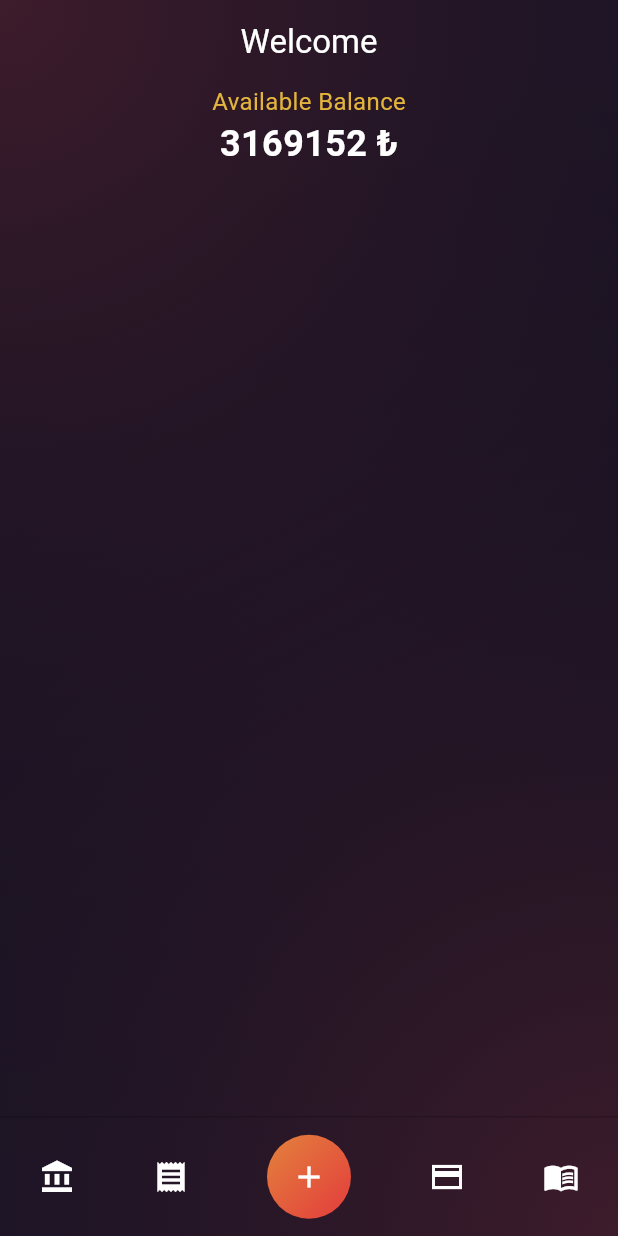
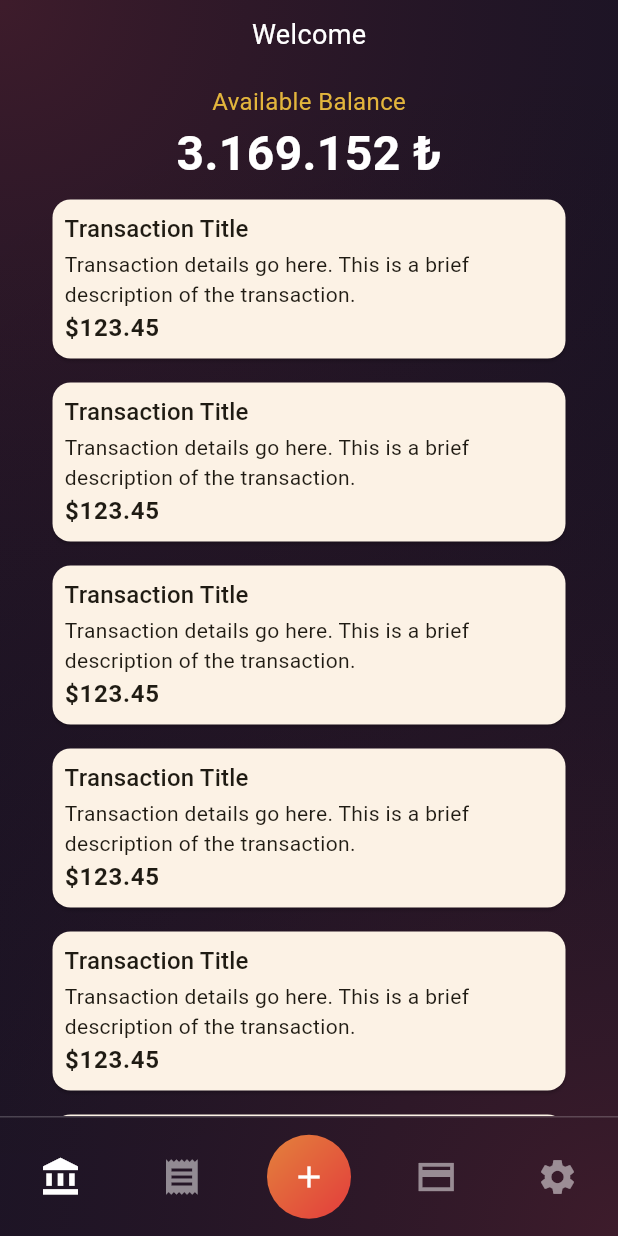
Before and after one commit to Mydraneth/ButceAkintisi, a Flutter app: the screen it shows after launch, on a phone screen of 412 x 824 dp. Run offline on Flutter 3.47's test engine with Material 3 defaults, Android fonts, the phone set to English and light mode, and no system bars; our stand-ins replace flutter_riverpod, go_router, riverpod_annotation, shared_preferences; accounts and stored records are empty; generated files the repository leaves out were written again.

Commit message:
transactioncard ve botnavbar tamam

```diff
--- a/lib/core/components/bottom_appbar.dart
+++ b/lib/core/components/bottom_appbar.dart
@@ -2,7 +2,15 @@ import 'package:butceakintisi/core/components/floating_action_button.dart';
 import 'package:flutter/material.dart';
 
 class CustomBottomAppBar extends StatelessWidget {
-  const CustomBottomAppBar({super.key});
+  // EKLENDİ: Hangi sekmede olduğumuzu ve tıklama olayını dışarıdan alıyoruz.
+  final int selectedIndex;
+  final Function(int) onItemTapped;
+
+  const CustomBottomAppBar({
+    super.key,
+    required this.selectedIndex,
+    required this.onItemTapped,
+  });
 
   @override
   Widget build(BuildContext context) {
@@ -16,24 +24,43 @@ class CustomBottomAppBar extends StatelessWidget {
         decoration: BoxDecoration(
           border: Border(
             top: BorderSide(
-              color: const Color.fromARGB(255, 0, 0, 0).withValues(alpha: 0.2),
+              color: const Color.fromARGB(255, 255, 255, 255)
+                  .withValues(alpha: 0.2),
               width: 1.0,
             ),
           ),
         ),
-        child: const Row(
+        child: Row(
           mainAxisAlignment: MainAxisAlignment.spaceAround,
           children: [
-            Icon(Icons.account_balance, color: Colors.white),
-            Icon(Icons.receipt, color: Colors.white),
-            CustomFloatingActionButton(
+            _buildNavItem(Icons.account_balance, 0), // Home
+            _buildNavItem(Icons.receipt, 1), // Transactions
+
+            // ORTA BUTON (Ekleme)
+            // Genelde bu ayrı bir modal açar, o yüzden index mantığının dışında tutabiliriz
+            // veya özel bir logic ekleyebiliriz. Şimdilik pasif bırakıyorum.
+            const CustomFloatingActionButton(
                 child: Icon(Icons.add, color: Colors.white)),
-            Icon(Icons.credit_card_sharp, color: Colors.white),
-            Icon(Icons.menu_book, color: Colors.white),
+
+            _buildNavItem(Icons.credit_card_sharp, 2), // Accounts
+            _buildNavItem(Icons.settings, 3), // Settings
           ],
-          // line at the top of bottom app bar
         ),
       ),
     );
   }
+
+  // Kod tekrarını önlemek için küçük bir yardımcı metod
+  Widget _buildNavItem(IconData icon, int index) {
+    final isSelected = selectedIndex == index;
+    return IconButton(
+      onPressed: () => onItemTapped(index),
+      icon: Icon(
+        icon,
+        // Seçiliyse beyaz, değilse biraz soluk yapalım
+        color: isSelected ? Colors.white : Colors.white.withValues(alpha: 0.5),
+        size: 28,
+      ),
+    );
+  }
 }
--- /dev/null
+++ b/lib/core/components/transaction_card.dart
@@ -0,0 +1,34 @@
+import 'package:flutter/material.dart';
+
+class TransactionCard extends StatelessWidget {
+  const TransactionCard({super.key});
+
+  @override
+  Widget build(BuildContext context) {
+    return Card(
+      margin: const EdgeInsets.symmetric(horizontal: 35, vertical: 8),
+      child: Padding(
+        padding: const EdgeInsets.all(8.0),
+        child: Column(crossAxisAlignment: CrossAxisAlignment.start, children: [
+          Text(
+            'Transaction Title',
+            style: Theme.of(context).textTheme.titleMedium,
+          ),
+          const SizedBox(height: 1),
+          Text(
+            'Transaction details go here. This is a brief description of the transaction.',
+            style: Theme.of(context).textTheme.bodyMedium,
+          ),
+          const SizedBox(height: 1),
+          Text(
+            '\$123.45',
+            style: Theme.of(context)
+                .textTheme
+                .bodyLarge
+                ?.copyWith(fontWeight: FontWeight.bold),
+          ),
+        ]),
+      ),
+    );
+  }
+}
--- a/lib/features/dashboard/dashboard.dart
+++ /dev/null
@@ -1,50 +0,0 @@
-import 'package:butceakintisi/core/components/bottom_appbar.dart';
-import 'package:butceakintisi/core/utils/radial_bg.dart';
-import 'package:flutter/material.dart';
-
-class Dashboard extends StatelessWidget {
-  const Dashboard({super.key});
-
-  @override
-  Widget build(BuildContext context) {
-    return Scaffold(
-      extendBodyBehindAppBar: true,
-      extendBody: true,
-      body: const RadialBackground(
-        child: SafeArea(
-          child: Column(
-            children: [
-              Center(
-                child: Text('Available Balance',
-                    //E3B53C
-                    style: TextStyle(
-                        fontSize: 16,
-                        color: Color.fromARGB(255, 227, 181, 60))),
-              ),
-              Center(
-                child: Text(
-                  '3169152 ₺',
-                  style: TextStyle(
-                      fontSize: 24,
-                      color: Colors.white,
-                      fontWeight: FontWeight.bold),
-                ),
-              ),
-            ],
-          ),
-        ),
-      ),
-      appBar: AppBar(
-        title: const Center(
-            child: Text(
-          'Welcome',
-          style: TextStyle(color: Colors.white),
-        )),
-        backgroundColor: Colors.transparent,
-        surfaceTintColor: Colors.transparent,
-        elevation: 0,
-      ),
-      bottomNavigationBar: const CustomBottomAppBar(),
-    );
-  }
-}
--- /dev/null
+++ b/lib/features/dashboard/dashboard_shell.dart
@@ -0,0 +1,33 @@
+import 'package:butceakintisi/core/components/bottom_appbar.dart';
+import 'package:flutter/material.dart';
+import 'package:go_router/go_router.dart';
+
+// StatefulNavigationShell, GoRouter'ın bize verdiği sihirli kutu.
+// Sayfalar arası state'i (kaydırma konumu vs.) korur.
+class DashboardShell extends StatelessWidget {
+  final StatefulNavigationShell navigationShell;
+
+  const DashboardShell({super.key, required this.navigationShell});
+
+  void _goBranch(int index) {
+    navigationShell.goBranch(
+      index,
+      // Tıklandığında o dalın en başına (ilk sayfasına) dönmesini sağlar.
+      initialLocation: index == navigationShell.currentIndex,
+    );
+  }
+
+  @override
+  Widget build(BuildContext context) {
+    return Scaffold(
+      extendBody: true, // Arkaplanın navbar altına akması için
+      extendBodyBehindAppBar: true,
+      // navigationShell, o anki aktif sayfadır (Home, Settings, vs.)
+      body: navigationShell,
+      bottomNavigationBar: CustomBottomAppBar(
+        selectedIndex: navigationShell.currentIndex,
+        onItemTapped: _goBranch,
+      ),
+    );
+  }
+}
--- /dev/null
+++ b/lib/features/pages/home_page.dart
@@ -0,0 +1,52 @@
+import 'package:butceakintisi/core/components/transaction_card.dart';
+import 'package:butceakintisi/core/utils/radial_bg.dart';
+import 'package:flutter/material.dart';
+
+class HomePage extends StatelessWidget {
+  const HomePage({super.key});
+
+  @override
+  Widget build(BuildContext context) {
+    // RadialBackground'ı buraya taşıdık
+    return RadialBackground(
+      child: SafeArea(
+        child: Column(
+          children: [
+            const Padding(
+              padding: EdgeInsets.only(top: 10),
+              child: Center(
+                child: Text(
+                  'Welcome',
+                  style: TextStyle(color: Colors.white, fontSize: 18),
+                ),
+              ),
+            ),
+            const SizedBox(height: 20),
+            const Center(
+              child: Text('Available Balance',
+                  style: TextStyle(
+                      fontSize: 16, color: Color.fromARGB(255, 227, 181, 60))),
+            ),
+            const Center(
+              child: Text(
+                '3.169.152 ₺', // Formatlama sonra eklenecek
+                style: TextStyle(
+                    fontSize: 32, // Biraz büyüttüm
+                    color: Colors.white,
+                    fontWeight: FontWeight.bold),
+              ),
+            ),
+            Expanded(
+              child: ListView.builder(
+                itemCount: 20,
+                itemBuilder: (context, index) {
+                  return const TransactionCard();
+                },
+              ),
+            ),
+          ],
+        ),
+      ),
+    );
+  }
+}
--- a/lib/main.dart
+++ b/lib/main.dart
@@ -1,29 +1,30 @@
-import 'package:butceakintisi/features/dashboard/dashboard.dart';
+import 'package:butceakintisi/core/router.dart'; // Router dosyan
 import 'package:flutter/material.dart';
+import 'package:flutter_riverpod/flutter_riverpod.dart';
 
 void main() {
-  // 1. Setup Flutter bindings
-  WidgetsFlutterBinding.ensureInitialized();
-
-  // 2. Run App wrapped in ProviderScope
-  // We do NOT open the database here. The provider handles it automatically.
-  runApp(
-    const MyApp(),
-  );
+  // ProviderScope tüm Riverpod sistemi için şarttır
+  runApp(const ProviderScope(child: MyApp()));
 }
 
-class MyApp extends StatelessWidget {
+class MyApp extends ConsumerWidget {
   const MyApp({super.key});
 
   @override
-  Widget build(BuildContext context) {
-    return MaterialApp(
+  Widget build(BuildContext context, WidgetRef ref) {
+    // Manuel tanımladığımız provider'ı izliyoruz
+    final router = ref.watch(goRouterProvider);
+
+    return MaterialApp.router(
+      routerConfig: router,
+      title: 'Bütçe Akıntısı',
       debugShowCheckedModeBanner: false,
-      title: 'Riverpod Database Example',
       theme: ThemeData(
-        primarySwatch: Colors.blue,
+        colorScheme: ColorScheme.fromSeed(seedColor: const Color(0xFFE3B53C)),
+        useMaterial3: true,
+        // Scaffold arka planını koyu yapalım ki Dashboard ile uyumlu olsun (opsiyonel)
+        scaffoldBackgroundColor: Colors.grey[900],
       ),
-      home: const Dashboard(),
     );
   }
 }
```
Also changed, not shown: lib/core/router.dart (added, +66 -0 lines), lib/features/pages/accounts_page.dart (added, +18 -0 lines), lib/features/pages/settings_page.dart (added, +18 -0 lines), lib/features/pages/transactions_page.dart (added, +21 -0 lines), lib/core/router.g.dart (added).
